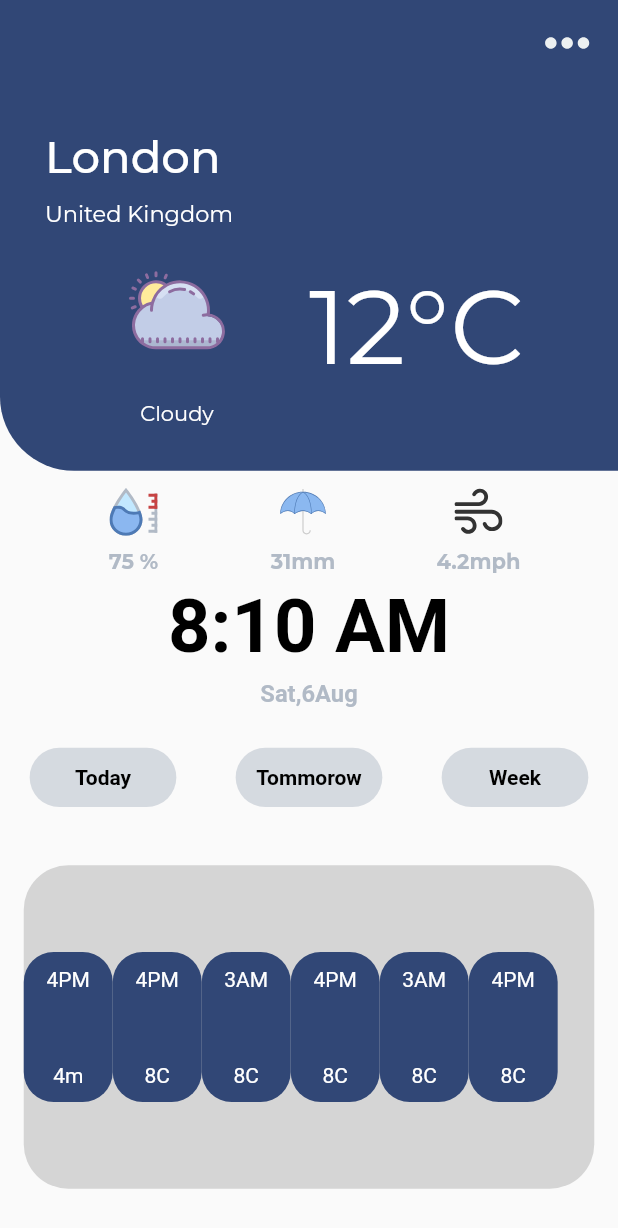
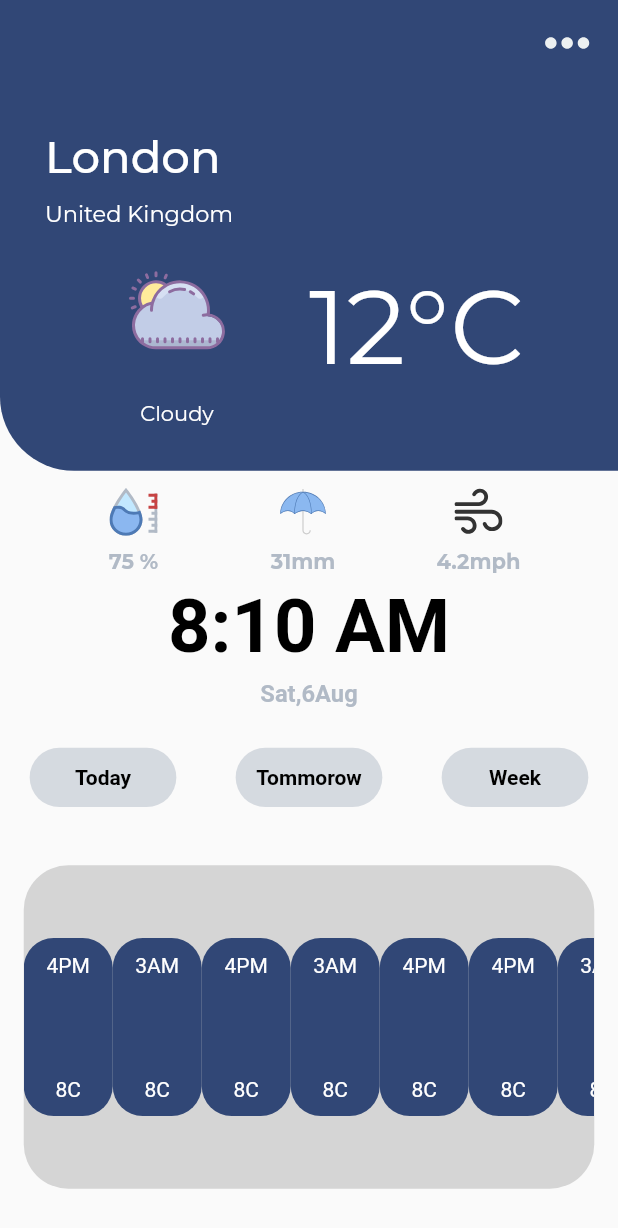
Before and after one commit to shivdvaio/weatherappdesign2, a Flutter app: the screen it shows after launch, on a phone screen of 412 x 824 dp. Shown: the top 1228 px of the screen. Run offline on Flutter 3.47's test engine with Material 2 defaults, Android fonts, the phone set to English and light mode, and no system bars; our stand-ins replace flutter_svg, google_fonts.

```diff
--- a/lib/DaysandTemp.dart
+++ b/lib/DaysandTemp.dart
@@ -13,13 +13,13 @@ class Shiv extends StatefulWidget {
 }
 
 class _ShivState extends State<Shiv> {
-  List<decoratedbox> data = [decoratedbox(time: "4PM",temp: "4m",),
-    decoratedbox(time: "4PM",temp: "8C",),
-    decoratedbox(time: "3AM",temp: "8C",),
-    decoratedbox(time: "4PM",temp: "8C",),
-    decoratedbox(time: "3AM",temp: "8C",),
-    decoratedbox(time: "4PM",temp: "8C",),
-   ];
+//  List<decoratedbox> data = [decoratedbox(time: "4PM",temp: "4m",),
+//    decoratedbox(time: "4PM",temp: "8C",),
+//    decoratedbox(time: "3AM",temp: "8C",),
+//    decoratedbox(time: "4PM",temp: "8C",),
+//    decoratedbox(time: "3AM",temp: "8C",),
+//    decoratedbox(time: "4PM",temp: "8C",),
+//   ];
   @override
   Widget build(BuildContext context) {
     return Padding(
@@ -28,22 +28,23 @@ class _ShivState extends State<Shiv> {
         decoration: BoxDecoration(
             borderRadius: BorderRadius.circular(Sizeconfig.defaultsize* 3),
             color: Colors.grey.withOpacity(0.4)),
-        child: Row(
-          mainAxisAlignment: MainAxisAlignment.spaceEvenly,
+        child: ListView(
+          scrollDirection: Axis.horizontal,
           children: [
-            Expanded(
-              child: Container(
-                height: 100,
-                child: ListView.builder(
-                    itemCount: data.length,
-                    scrollDirection: Axis.horizontal,
-                    itemBuilder: ( BuildContext context , int index) {
-                      return data[index];
-                    }),),
-            )
-          ],
-        ),),
-    );
+          Row(children: [
+            decoratedbox(time: "4PM",temp: "8C",),
+            decoratedbox(time: "3AM",temp: "8C",),
+            decoratedbox(time: "4PM",temp: "8C",),
+            decoratedbox(time: "3AM",temp: "8C",),
+            decoratedbox(time: "4PM",temp: "8C",),
+            decoratedbox(time: "4PM",temp: "8C",),
+            decoratedbox(time: "3AM",temp: "8C",),
+            decoratedbox(time: "4PM",temp: "8C",),
+            decoratedbox(time: "3AM",temp: "8C",),
+            decoratedbox(time: "4PM",temp: "8C",),
+          ],)
+        ],)
+    ));
   }
 }
 
```
